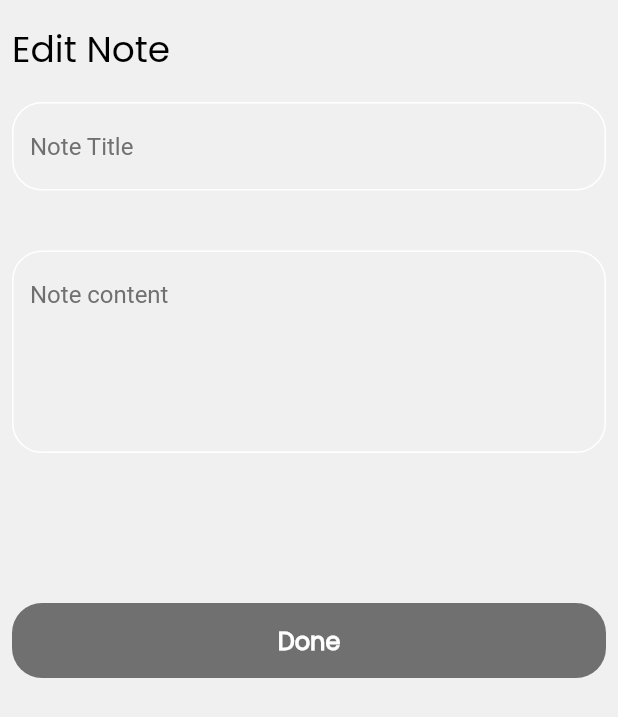
After one commit to EzatRashad/notes_app, a Flutter app: the screen it shows after launch, after a tap on "Flutter Task", on a phone screen of 412 x 824 dp. The commit adds this screen. Shown: the top 717 px of the screen. Run offline on Flutter 3.47's test engine with Material 2 defaults, Android fonts, the phone set to English and light mode, and no system bars.

Commit message:
add edit page ui and refactor the custom appbar

```diff
--- /dev/null
+++ b/lib/presentation/ui/Edit_note/edit_note.dart
@@ -0,0 +1,47 @@
+import 'package:flutter/cupertino.dart';
+import 'package:flutter/material.dart';
+import 'package:notes_hive/core/utiles/utiles.dart';
+import 'package:notes_hive/presentation/ui/home/widgets/custom_appbar.dart';
+
+import '../../../core/themes/colors.dart';
+import '../../widgets/button_widget.dart';
+import '../../widgets/text_form_filed.dart';
+
+class EditNote extends StatelessWidget {
+  const EditNote({super.key});
+
+  @override
+  Widget build(BuildContext context) {
+    return Scaffold(
+      backgroundColor: AppColors.backG,
+      body: SafeArea(
+        child: Padding(
+          padding: const EdgeInsets.all(8.0),
+          child: Column(
+            children: [
+              CustomAppBar(
+                title: 'Edit Note',
+                color: Colors.transparent,
+              ),
+              10.ph,
+              const CustomTextFiled(
+                hintT: 'Note Title',
+              ),
+              40.ph,
+              const CustomTextFiled(
+                hintT: 'Note content',
+                maxLines: 5,
+              ),
+              100.ph,
+              ButtonWidget(
+                title: 'Done',
+                width: double.infinity,
+                buttonColor: AppColors.darkGrey,
+              ),
+            ],
+          ),
+        ),
+      ),
+    );
+  }
+}
--- a/lib/presentation/ui/home/home.dart
+++ b/lib/presentation/ui/home/home.dart
@@ -34,7 +34,11 @@ class Home extends StatelessWidget {
         padding: const EdgeInsets.all(8.0),
         child: Column(
           children: [
-            const CustomAppBar(),
+            CustomAppBar(
+              title: "Notes",
+              color: AppColors.search_Color,
+              icon: Icons.search,
+            ),
             30.ph,
             const Expanded(child: ListItem()),
           ],
--- a/lib/presentation/ui/home/widgets/custom_appbar.dart
+++ b/lib/presentation/ui/home/widgets/custom_appbar.dart
@@ -5,23 +5,29 @@ import '../../../widgets/button_widget.dart';
 import '../../../widgets/text_widget.dart';
 
 class CustomAppBar extends StatelessWidget {
-  const CustomAppBar({super.key});
+  const CustomAppBar(
+      {super.key, required this.title, this.icon, this.onTap, this.color});
+  final String title;
+  final IconData? icon;
+  final void Function()? onTap;
+  final Color? color;
 
   @override
   Widget build(BuildContext context) {
     return Row(
       children: [
         TextWidget(
-          "Notes",
+          title,
           color: AppColors.black,
           fontSize: 24,
         ),
         const Spacer(),
         ButtonWidget(
-            buttonColor: AppColors.search_Color,
+            onTap: onTap,
+            buttonColor: color!,
             width: 50,
             child: Icon(
-              Icons.search,
+              icon,
               color: AppColors.black,
             )),
       ],
--- a/lib/presentation/ui/home/widgets/note_item.dart
+++ b/lib/presentation/ui/home/widgets/note_item.dart
@@ -1,6 +1,7 @@
 import 'package:flutter/material.dart';
 import 'package:notes_hive/core/themes/colors.dart';
 import 'package:notes_hive/core/utiles/utiles.dart';
+import 'package:notes_hive/presentation/ui/Edit_note/edit_note.dart';
 import 'package:notes_hive/presentation/widgets/button_widget.dart';
 import 'package:notes_hive/presentation/widgets/text_widget.dart';
 
@@ -9,7 +10,16 @@ class Item extends StatelessWidget {
 
   @override
   Widget build(BuildContext context) {
-    return Container(
+    return GestureDetector(
+      onTap: () {
+        Navigator.push(
+          context,
+          MaterialPageRoute(
+            builder: (context) => EditNote(),
+          ),
+        );
+      },
+      child: Container(
         padding: EdgeInsets.symmetric(vertical: 24),
         width: double.infinity,
         decoration: BoxDecoration(
@@ -52,6 +62,7 @@ class Item extends StatelessWidget {
             ),
           ],
         ),
+      ),
     );
   }
 }
```
Lines whose indentation alone changed are shown as unchanged.
